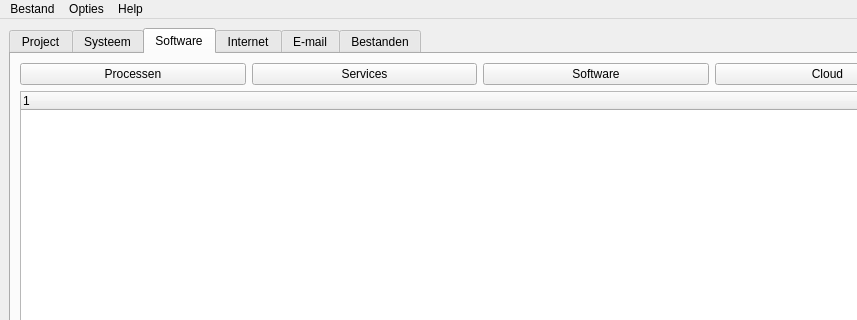
Before: the Qt Designer form Source/Gui/gui_maken/interface_thram.ui in mitfry/IPFIT5_2015, drawn with Qt 5; both pictures show x 0 to 857 and y 0 to 320 of the 960 by 550 pixel window.
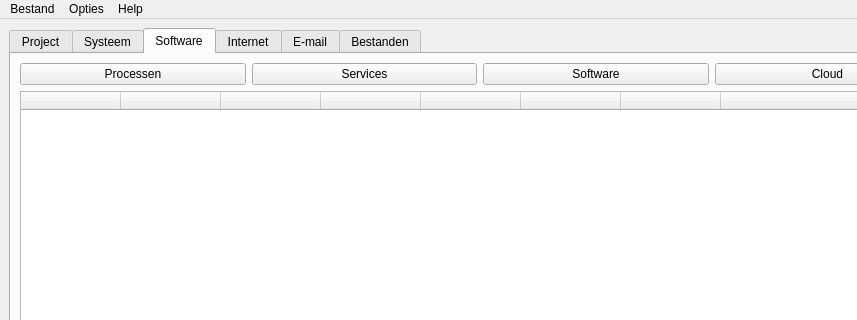
After: the same form once the commit is applied. The open tabs and pages were chosen to show the change. Icons and pictures are not drawn.

The edit to the form file:
```diff
--- a/Source/Gui/gui_maken/interface_thram.ui
+++ b/Source/Gui/gui_maken/interface_thram.ui
@@ -120,52 +120,42 @@
           </property>
           <column>
            <property name="text">
-            <string/>
+            <string> </string>
            </property>
           </column>
           <column>
            <property name="text">
-            <string/>
+            <string> </string>
            </property>
           </column>
           <column>
            <property name="text">
-            <string/>
+            <string> </string>
            </property>
           </column>
           <column>
            <property name="text">
-            <string/>
+            <string> </string>
            </property>
           </column>
           <column>
            <property name="text">
-            <string/>
+            <string> </string>
            </property>
           </column>
           <column>
            <property name="text">
-            <string/>
+            <string> </string>
            </property>
           </column>
           <column>
            <property name="text">
-            <string/>
+            <string> </string>
            </property>
           </column>
           <column>
            <property name="text">
-            <string/>
-           </property>
-          </column>
-          <column>
-           <property name="text">
-            <string/>
-           </property>
-          </column>
-          <column>
-           <property name="text">
-            <string/>
+            <string> </string>
            </property>
           </column>
          </widget>
```
